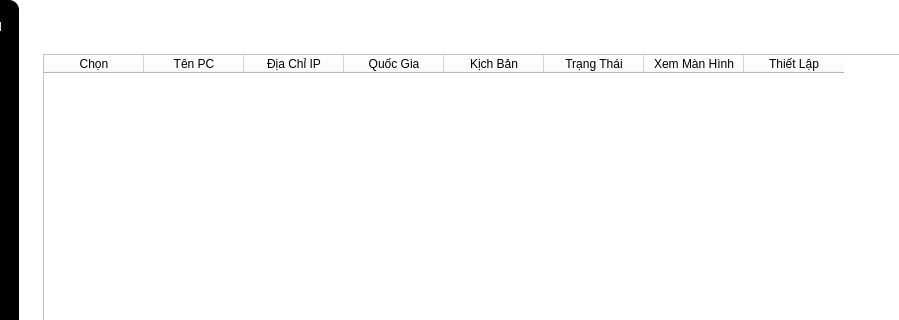
Before: the Qt Designer form mainui_v2.ui in hoangks5/socket-tool-manager, drawn with Qt 5; both pictures show x 132 to 1031 and y 0 to 320 of the 1254 by 855 pixel window.
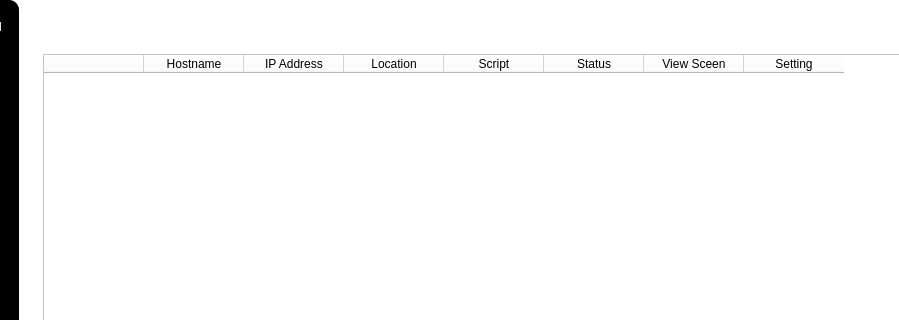
After: the same form once the commit is applied. Icons and pictures are not drawn.

Commit message: table view

The edit to the form file:
```diff
--- a/mainui_v2.ui
+++ b/mainui_v2.ui
@@ -500,42 +500,42 @@
              </property>
              <column>
               <property name="text">
-               <string>Chọn</string>
+               <string/>
               </property>
              </column>
              <column>
               <property name="text">
-               <string>Tên PC</string>
+               <string>Hostname</string>
               </property>
              </column>
              <column>
               <property name="text">
-               <string>Địa Chỉ IP</string>
+               <string>IP Address</string>
               </property>
              </column>
              <column>
               <property name="text">
-               <string>Quốc Gia</string>
+               <string>Location</string>
               </property>
              </column>
              <column>
               <property name="text">
-               <string>Kịch Bản</string>
+               <string>Script</string>
               </property>
              </column>
              <column>
               <property name="text">
-               <string>Trạng Thái</string>
+               <string>Status</string>
               </property>
              </column>
              <column>
               <property name="text">
-               <string>Xem Màn Hình</string>
+               <string>View Sceen</string>
               </property>
              </column>
              <column>
               <property name="text">
-               <string>Thiết Lập</string>
+               <string>Setting</string>
               </property>
              </column>
             </widget>
```
The commit also changes 4 other files.
